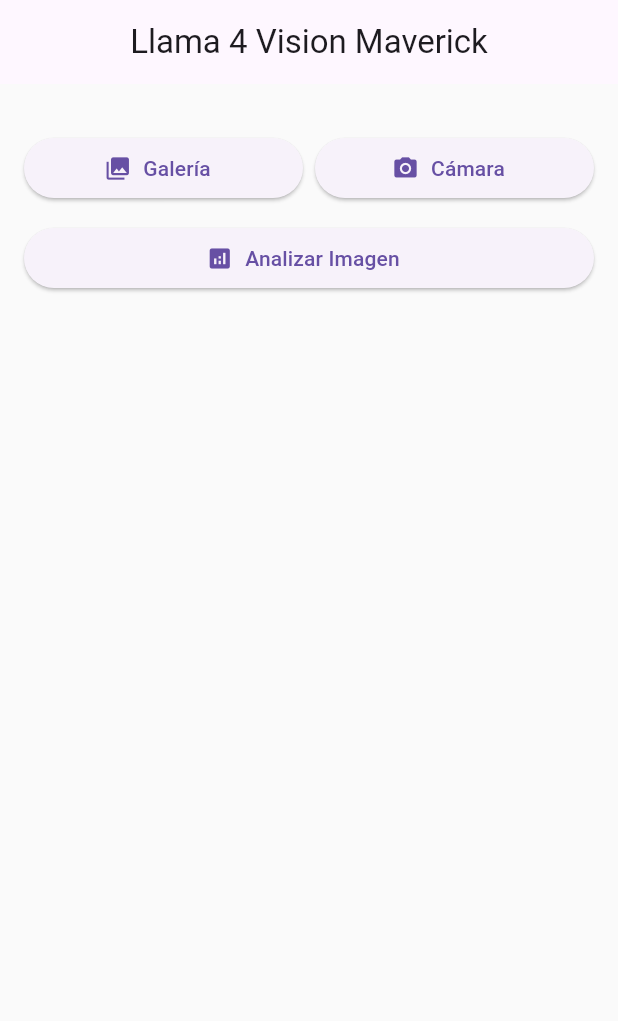
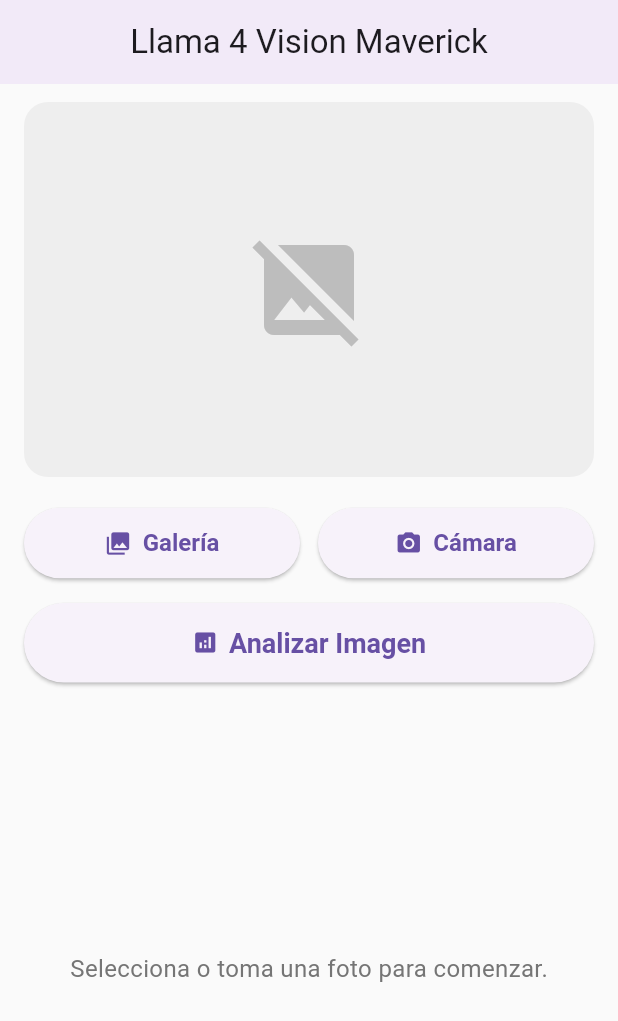
Before and after one commit to Ansc0307/Recetas, a Flutter app: the screen it shows after launch, on a phone screen of 412 x 824 dp. Shown: the top 1021 px of the screen. Run offline on Flutter 3.47's test engine with Material 3 defaults, Android fonts, the phone set to English and light mode, and no system bars; our stand-ins replace image_picker.

Commit message:
front cositas

```diff
--- a/p_cookai-main/lib/home_page.dart
+++ b/p_cookai-main/lib/home_page.dart
@@ -58,73 +58,136 @@ class _HomePageState extends State<HomePage> {
 
   @override
   Widget build(BuildContext context) {
+    final theme = Theme.of(context);
+
     return Scaffold(
-      appBar: AppBar(title: Text('Llama 4 Vision Maverick'), centerTitle: true),
-      body: Stack(
-        children: [
-          SingleChildScrollView(
-            padding: EdgeInsets.all(16),
+      appBar: AppBar(
+        title: const Text('Llama 4 Vision Maverick'),
+        centerTitle: true,
+        elevation: 3,
+      ),
+      body: SafeArea(
+        child: Padding(
+          padding: const EdgeInsets.symmetric(horizontal: 16, vertical: 12),
           child: Column(
-              crossAxisAlignment: CrossAxisAlignment.stretch,
             children: [
               if (_image != null)
-                  ClipRRect(
-                    borderRadius: BorderRadius.circular(12),
-                    child: Image.file(File(_image!.path), height: 240, fit: BoxFit.cover),
+                Container(
+                  clipBehavior: Clip.hardEdge,
+                  decoration: BoxDecoration(
+                    borderRadius: BorderRadius.circular(16),
+                    boxShadow: [
+                      BoxShadow(
+                        color: Colors.black.withOpacity(0.15),
+                        blurRadius: 8,
+                        offset: Offset(0, 4),
                       ),
-                SizedBox(height: 16),
+                    ],
+                  ),
+                  child: Image.file(
+                    File(_image!.path),
+                    height: 250,
+                    width: double.infinity,
+                    fit: BoxFit.cover,
+                  ),
+                )
+              else
+                Container(
+                  height: 250,
+                  decoration: BoxDecoration(
+                    borderRadius: BorderRadius.circular(16),
+                    color: Colors.grey.shade200,
+                  ),
+                  child: Center(
+                    child: Icon(Icons.image_not_supported,
+                        size: 80, color: Colors.grey.shade400),
+                  ),
+                ),
+              const SizedBox(height: 20),
               Row(
                 children: [
                   Expanded(
                     child: ElevatedButton.icon(
                       onPressed: _pickFromGallery,
-                        icon: Icon(Icons.photo_library),
-                        label: Text('Galería'),
+                      icon: const Icon(Icons.photo_library),
+                      label: const Text('Galería'),
+                      style: ElevatedButton.styleFrom(
+                        padding: const EdgeInsets.symmetric(vertical: 14),
+                        textStyle:
+                            const TextStyle(fontSize: 16, fontWeight: FontWeight.w600),
                       ),
                     ),
-                    SizedBox(width: 8),
+                  ),
+                  const SizedBox(width: 12),
                   Expanded(
                     child: ElevatedButton.icon(
                       onPressed: _takePhoto,
-                        icon: Icon(Icons.camera_alt),
-                        label: Text('Cámara'),
+                      icon: const Icon(Icons.camera_alt),
+                      label: const Text('Cámara'),
+                      style: ElevatedButton.styleFrom(
+                        padding: const EdgeInsets.symmetric(vertical: 14),
+                        textStyle:
+                            const TextStyle(fontSize: 16, fontWeight: FontWeight.w600),
+                      ),
                     ),
                   ),
                 ],
               ),
-                SizedBox(height: 12),
-                ElevatedButton.icon(
+              const SizedBox(height: 16),
+              SizedBox(
+                width: double.infinity,
+                child: ElevatedButton.icon(
                   onPressed: _analyzeImage,
-                  icon: Icon(Icons.analytics),
-                  label: Text('Analizar Imagen'),
+                  icon: const Icon(Icons.analytics),
+                  label: const Text('Analizar Imagen'),
+                  style: ElevatedButton.styleFrom(
+                    padding: const EdgeInsets.symmetric(vertical: 16),
+                    textStyle:
+                        const TextStyle(fontSize: 18, fontWeight: FontWeight.bold),
                   ),
-                if (_loading) ...[
-                  SizedBox(height: 20),
-                  Center(child: CircularProgressIndicator()),
-                ],
-                if (_contentText != null && !_loading) ...[
-                  SizedBox(height: 20),
-                  SectionCards(content: _contentText!),
-                ],
-                if (_contentText == null && _rawResponse != null && !_loading) ...[
-                  SizedBox(height: 20),
-                  Card(
+                ),
+              ),
+              const SizedBox(height: 24),
+              Expanded(
+                child: _loading
+                    ? const Center(child: CircularProgressIndicator())
+                    : _contentText != null
+                        ? SingleChildScrollView(
+                            child: SectionCards(content: _contentText!),
+                          )
+                        : _rawResponse != null
+                            ? SingleChildScrollView(
+                                child: Card(
                                   color: Colors.red.shade50,
-                    shape: RoundedRectangleBorder(borderRadius: BorderRadius.circular(12)),
+                                  shape: RoundedRectangleBorder(
+                                      borderRadius: BorderRadius.circular(12)),
                                   elevation: 2,
                                   child: Padding(
-                      padding: EdgeInsets.all(12),
+                                    padding: const EdgeInsets.all(16),
+                                    child: SelectableText(
+                                      'Respuesta cruda:\n\n$_rawResponse',
+                                      style: theme.textTheme.bodyMedium?.copyWith(
+                                        fontFamily: 'monospace',
+                                        fontSize: 14,
+                                        color: Colors.red.shade900,
+                                      ),
+                                    ),
+                                  ),
+                                ),
+                              )
+                            : Center(
                                 child: Text(
-                        'Respuesta cruda:\n\n$_rawResponse',
-                        style: TextStyle(fontSize: 14),
+                                  'Selecciona o toma una foto para comenzar.',
+                                  style: theme.textTheme.bodyMedium?.copyWith(
+                                    fontSize: 16,
+                                    color: Colors.grey.shade600,
+                                  ),
                                 ),
                               ),
               ),
             ],
-              ],
           ),
         ),
-        ],
       ),
     );
   }
```
Lines whose indentation alone changed are shown as unchanged.
